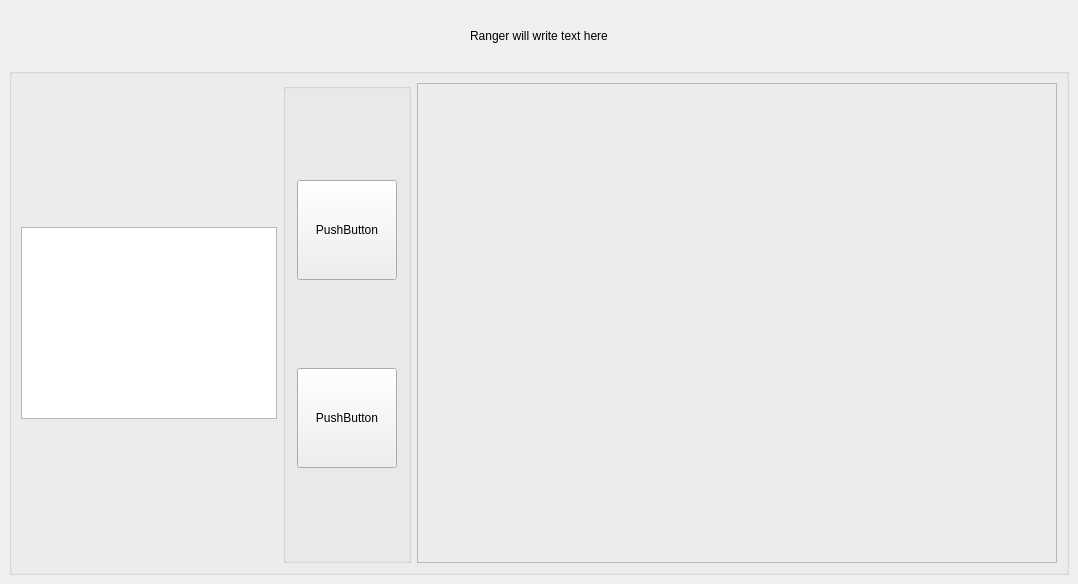
Old version of the form ui/main_window.ui in the repository DonatasKozlovskis/ranger_librarian_gui.
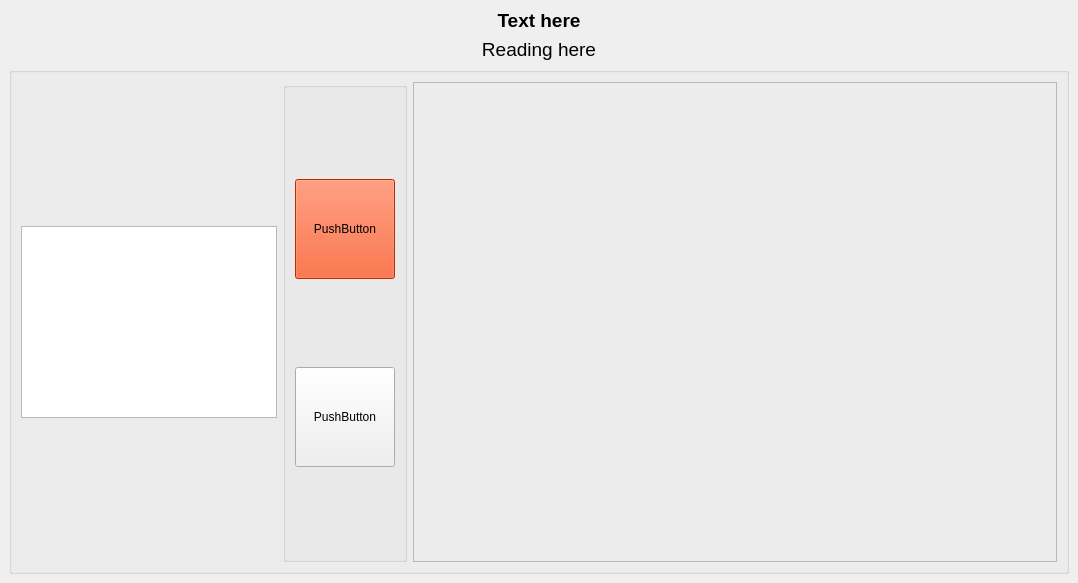
New version of the form. Icons and pictures are not drawn. Custom widgets are drawn as their Qt base class.

The edit to the form file:
```diff
--- a/ui/main_window.ui
+++ b/ui/main_window.ui
@@ -7,7 +7,7 @@
     <x>0</x>
     <y>0</y>
     <width>1078</width>
-    <height>584</height>
+    <height>557</height>
    </rect>
   </property>
   <property name="windowTitle">
@@ -22,26 +22,42 @@
   </property>
   <widget class="QWidget" name="centralwidget">
    <layout class="QVBoxLayout" name="verticalLayout">
-    <item alignment="Qt::AlignHCenter">
+    <item>
+     <widget class="QLabel" name="label_2">
+      <property name="font">
+       <font>
+        <pointsize>14</pointsize>
+        <weight>75</weight>
+        <bold>true</bold>
+       </font>
+      </property>
+      <property name="text">
+       <string>Text here</string>
+      </property>
+      <property name="alignment">
+       <set>Qt::AlignCenter</set>
+      </property>
+     </widget>
+    </item>
+    <item>
      <widget class="QLabel" name="label">
-      <property name="sizePolicy">
-       <sizepolicy hsizetype="Maximum" vsizetype="Preferred">
-        <horstretch>0</horstretch>
-        <verstretch>0</verstretch>
-       </sizepolicy>
-      </property>
-      <property name="layoutDirection">
-       <enum>Qt::LeftToRight</enum>
+      <property name="font">
+       <font>
+        <pointsize>14</pointsize>
+       </font>
       </property>
       <property name="text">
-       <string>Ranger will write text here</string>
+       <string>Reading here</string>
+      </property>
+      <property name="alignment">
+       <set>Qt::AlignCenter</set>
       </property>
      </widget>
     </item>
     <item>
      <widget class="QGroupBox" name="groupBox_12">
       <property name="sizePolicy">
-       <sizepolicy hsizetype="MinimumExpanding" vsizetype="Maximum">
+       <sizepolicy hsizetype="MinimumExpanding" vsizetype="Expanding">
         <horstretch>0</horstretch>
         <verstretch>0</verstretch>
        </sizepolicy>
@@ -66,7 +82,7 @@
        <item row="1" column="2">
         <widget class="rqt_image_view::RatioLayoutedFrame" name="image_frame">
          <property name="sizePolicy">
-          <sizepolicy hsizetype="Maximum" vsizetype="Maximum">
+          <sizepolicy hsizetype="MinimumExpanding" vsizetype="MinimumExpanding">
            <horstretch>0</horstretch>
            <verstretch>0</verstretch>
           </sizepolicy>
@@ -106,6 +122,421 @@
               <height>100</height>
              </size>
             </property>
+            <property name="palette">
+             <palette>
+              <active>
+               <colorrole role="WindowText">
+                <brush brushstyle="SolidPattern">
+                 <color alpha="255">
+                  <red>0</red>
+                  <green>0</green>
+                  <blue>0</blue>
+                 </color>
+                </brush>
+               </colorrole>
+               <colorrole role="Button">
+                <brush brushstyle="SolidPattern">
+                 <color alpha="255">
+                  <red>255</red>
+                  <green>63</green>
+                  <blue>0</blue>
+                 </color>
+                </brush>
+               </colorrole>
+               <colorrole role="Light">
+                <brush brushstyle="SolidPattern">
+                 <color alpha="255">
+                  <red>255</red>
+                  <green>159</green>
+                  <blue>127</blue>
+                 </color>
+                </brush>
+               </colorrole>
+               <colorrole role="Midlight">
+                <brush brushstyle="SolidPattern">
+                 <color alpha="255">
+                  <red>255</red>
+                  <green>111</green>
+                  <blue>63</blue>
+                 </color>
+                </brush>
+               </colorrole>
+               <colorrole role="Dark">
+                <brush brushstyle="SolidPattern">
+                 <color alpha="255">
+                  <red>127</red>
+                  <green>31</green>
+                  <blue>0</blue>
+                 </color>
+                </brush>
+               </colorrole>
+               <colorrole role="Mid">
+                <brush brushstyle="SolidPattern">
+                 <color alpha="255">
+                  <red>170</red>
+                  <green>42</green>
+                  <blue>0</blue>
+                 </color>
+                </brush>
+               </colorrole>
+               <colorrole role="Text">
+                <brush brushstyle="SolidPattern">
+                 <color alpha="255">
+                  <red>0</red>
+                  <green>0</green>
+                  <blue>0</blue>
+                 </color>
+                </brush>
+               </colorrole>
+               <colorrole role="BrightText">
+                <brush brushstyle="SolidPattern">
+                 <color alpha="255">
+                  <red>255</red>
+                  <green>255</green>
+                  <blue>255</blue>
+                 </color>
+                </brush>
+               </colorrole>
+               <colorrole role="ButtonText">
+                <brush brushstyle="SolidPattern">
+                 <color alpha="255">
+                  <red>0</red>
+                  <green>0</green>
+                  <blue>0</blue>
+                 </color>
+                </brush>
+               </colorrole>
+               <colorrole role="Base">
+                <brush brushstyle="SolidPattern">
+                 <color alpha="255">
+                  <red>255</red>
+                  <green>255</green>
+                  <blue>255</blue>
+                 </color>
+                </brush>
+               </colorrole>
+               <colorrole role="Window">
+                <brush brushstyle="SolidPattern">
+                 <color alpha="255">
+                  <red>255</red>
+                  <green>63</green>
+                  <blue>0</blue>
+                 </color>
+                </brush>
+               </colorrole>
+               <colorrole role="Shadow">
+                <brush brushstyle="SolidPattern">
+                 <color alpha="255">
+                  <red>0</red>
+                  <green>0</green>
+                  <blue>0</blue>
+                 </color>
+                </brush>
+               </colorrole>
+               <colorrole role="AlternateBase">
+                <brush brushstyle="SolidPattern">
+                 <color alpha="255">
+                  <red>255</red>
+                  <green>159</green>
+                  <blue>127</blue>
+                 </color>
+                </brush>
+               </colorrole>
+               <colorrole role="ToolTipBase">
+                <brush brushstyle="SolidPattern">
+                 <color alpha="255">
+                  <red>255</red>
+                  <green>255</green>
+                  <blue>220</blue>
+                 </color>
+                </brush>
+               </colorrole>
+               <colorrole role="ToolTipText">
+                <brush brushstyle="SolidPattern">
+                 <color alpha="255">
+                  <red>0</red>
+                  <green>0</green>
+                  <blue>0</blue>
+                 </color>
+                </brush>
+               </colorrole>
+              </active>
+              <inactive>
+               <colorrole role="WindowText">
+                <brush brushstyle="SolidPattern">
+                 <color alpha="255">
+                  <red>0</red>
+                  <green>0</green>
+                  <blue>0</blue>
+                 </color>
+                </brush>
+               </colorrole>
+               <colorrole role="Button">
+                <brush brushstyle="SolidPattern">
+                 <color alpha="255">
+                  <red>255</red>
+                  <green>63</green>
+                  <blue>0</blue>
+                 </color>
+                </brush>
+               </colorrole>
+               <colorrole role="Light">
+                <brush brushstyle="SolidPattern">
+                 <color alpha="255">
+                  <red>255</red>
+                  <green>159</green>
+                  <blue>127</blue>
+                 </color>
+                </brush>
+               </colorrole>
+               <colorrole role="Midlight">
+                <brush brushstyle="SolidPattern">
+                 <color alpha="255">
+                  <red>255</red>
+                  <green>111</green>
+                  <blue>63</blue>
+                 </color>
+                </brush>
+               </colorrole>
+               <colorrole role="Dark">
+                <brush brushstyle="SolidPattern">
+                 <color alpha="255">
+                  <red>127</red>
+                  <green>31</green>
+                  <blue>0</blue>
+                 </color>
+                </brush>
+               </colorrole>
+               <colorrole role="Mid">
+                <brush brushstyle="SolidPattern">
+                 <color alpha="255">
+                  <red>170</red>
+                  <green>42</green>
+                  <blue>0</blue>
+                 </color>
+                </brush>
+               </colorrole>
+               <colorrole role="Text">
+                <brush brushstyle="SolidPattern">
+                 <color alpha="255">
+                  <red>0</red>
+                  <green>0</green>
+                  <blue>0</blue>
+                 </color>
+                </brush>
+               </colorrole>
+               <colorrole role="BrightText">
+                <brush brushstyle="SolidPattern">
+                 <color alpha="255">
+                  <red>255</red>
+                  <green>255</green>
+                  <blue>255</blue>
+                 </color>
+                </brush>
+               </colorrole>
+               <colorrole role="ButtonText">
+                <brush brushstyle="SolidPattern">
+                 <color alpha="255">
+                  <red>0</red>
+                  <green>0</green>
+                  <blue>0</blue>
+                 </color>
+                </brush>
+               </colorrole>
+               <colorrole role="Base">
+                <brush brushstyle="SolidPattern">
+                 <color alpha="255">
+                  <red>255</red>
+                  <green>255</green>
+                  <blue>255</blue>
+                 </color>
+                </brush>
+               </colorrole>
+               <colorrole role="Window">
+                <brush brushstyle="SolidPattern">
+                 <color alpha="255">
+                  <red>255</red>
+                  <green>63</green>
+                  <blue>0</blue>
+                 </color>
+                </brush>
+               </colorrole>
+               <colorrole role="Shadow">
+                <brush brushstyle="SolidPattern">
+                 <color alpha="255">
+                  <red>0</red>
+                  <green>0</green>
+                  <blue>0</blue>
+                 </color>
+                </brush>
+               </colorrole>
+               <colorrole role="AlternateBase">
+                <brush brushstyle="SolidPattern">
+                 <color alpha="255">
+                  <red>255</red>
+                  <green>159</green>
+                  <blue>127</blue>
+                 </color>
+                </brush>
+               </colorrole>
+               <colorrole role="ToolTipBase">
+                <brush brushstyle="SolidPattern">
+                 <color alpha="255">
+                  <red>255</red>
+                  <green>255</green>
+                  <blue>220</blue>
+                 </color>
+                </brush>
+               </colorrole>
+               <colorrole role="ToolTipText">
+                <brush brushstyle="SolidPattern">
+                 <color alpha="255">
+                  <red>0</red>
+                  <green>0</green>
+                  <blue>0</blue>
+                 </color>
+                </brush>
+               </colorrole>
+              </inactive>
+              <disabled>
+               <colorrole role="WindowText">
+                <brush brushstyle="SolidPattern">
+                 <color alpha="255">
+                  <red>127</red>
+                  <green>31</green>
+                  <blue>0</blue>
+                 </color>
+                </brush>
+               </colorrole>
+               <colorrole role="Button">
+                <brush brushstyle="SolidPattern">
+                 <color alpha="255">
+                  <red>255</red>
+                  <green>63</green>
+                  <blue>0</blue>
+                 </color>
+                </brush>
+               </colorrole>
+               <colorrole role="Light">
+                <brush brushstyle="SolidPattern">
+                 <color alpha="255">
+                  <red>255</red>
+                  <green>159</green>
+                  <blue>127</blue>
+                 </color>
+                </brush>
+               </colorrole>
+               <colorrole role="Midlight">
+                <brush brushstyle="SolidPattern">
+                 <color alpha="255">
+                  <red>255</red>
+                  <green>111</green>
+                  <blue>63</blue>
+                 </color>
+                </brush>
+               </colorrole>
+               <colorrole role="Dark">
+                <brush brushstyle="SolidPattern">
+                 <color alpha="255">
+                  <red>127</red>
+                  <green>31</green>
+                  <blue>0</blue>
+                 </color>
+                </brush>
+               </colorrole>
+               <colorrole role="Mid">
+                <brush brushstyle="SolidPattern">
+                 <color alpha="255">
+                  <red>170</red>
+                  <green>42</green>
+                  <blue>0</blue>
+                 </color>
+                </brush>
+               </colorrole>
+               <colorrole role="Text">
+                <brush brushstyle="SolidPattern">
+                 <color alpha="255">
+                  <red>127</red>
+                  <green>31</green>
+                  <blue>0</blue>
+                 </color>
+                </brush>
+               </colorrole>
+               <colorrole role="BrightText">
+                <brush brushstyle="SolidPattern">
+                 <color alpha="255">
+                  <red>255</red>
+                  <green>255</green>
+                  <blue>255</blue>
+                 </color>
+                </brush>
+               </colorrole>
+               <colorrole role="ButtonText">
+                <brush brushstyle="SolidPattern">
+                 <color alpha="255">
+                  <red>127</red>
+                  <green>31</green>
+                  <blue>0</blue>
+                 </color>
+                </brush>
+               </colorrole>
+               <colorrole role="Base">
+                <brush brushstyle="SolidPattern">
+                 <color alpha="255">
+                  <red>255</red>
+                  <green>63</green>
+                  <blue>0</blue>
+                 </color>
+                </brush>
+               </colorrole>
+               <colorrole role="Window">
+                <brush brushstyle="SolidPattern">
+                 <color alpha="255">
+                  <red>255</red>
+                  <green>63</green>
+                  <blue>0</blue>
+                 </color>
+                </brush>
+               </colorrole>
+               <colorrole role="Shadow">
+                <brush brushstyle="SolidPattern">
+                 <color alpha="255">
+                  <red>0</red>
+                  <green>0</green>
+                  <blue>0</blue>
+                 </color>
+                </brush>
+               </colorrole>
+               <colorrole role="AlternateBase">
+                <brush brushstyle="SolidPattern">
+                 <color alpha="255">
+                  <red>255</red>
+                  <green>63</green>
+                  <blue>0</blue>
+                 </color>
+                </brush>
+               </colorrole>
+               <colorrole role="ToolTipBase">
+                <brush brushstyle="SolidPattern">
+                 <color alpha="255">
+                  <red>255</red>
+                  <green>255</green>
+                  <blue>220</blue>
+                 </color>
+                </brush>
+               </colorrole>
+               <colorrole role="ToolTipText">
+                <brush brushstyle="SolidPattern">
+                 <color alpha="255">
+                  <red>0</red>
+                  <green>0</green>
+                  <blue>0</blue>
+                 </color>
+                </brush>
+               </colorrole>
+              </disabled>
+             </palette>
+            </property>
             <property name="text">
              <string>PushButton</string>
             </property>
```
Left out of the diff: 1 changed line with no effect on the pictures.
